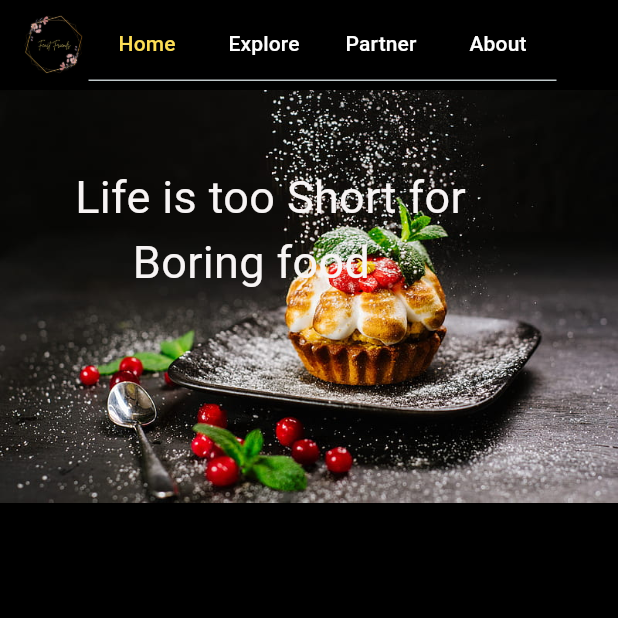
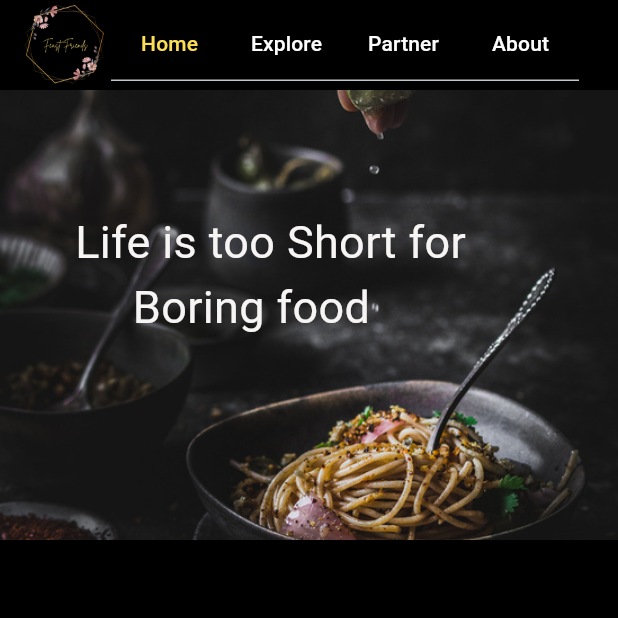
Before and after one commit to vanshika704/feast__friends, a Flutter app: the MainPage screen opened by its route, on a phone screen of 412 x 824 dp, the top half of it. Run offline on Flutter 3.47's test engine with Material 3 defaults, Android fonts, the phone set to English and light mode, and no system bars; our stand-ins replace firebase_auth, firebase_core, font_awesome_flutter, get, google_fonts, google_sign_in; accounts and stored records are empty.

Commit message:
complete till image

```diff
--- a/lib/Page2.dart
+++ b/lib/Page2.dart
@@ -22,8 +22,8 @@ class _MainPageState extends State<MainPage> {
             children: [
               Image.asset(
                 "assets/logo.png",
-                height: 50,
-                width: 40,
+                height: 65, // Increased height by 15 pixels
+                width: 55, // Increased width by 15 pixels
               ),
               const SizedBox(width: 3),
               SizedBox(
@@ -61,11 +61,13 @@ class _MainPageState extends State<MainPage> {
                   Stack(
                     children: [
                       Image.asset(
-                        'assets/food1.jpg',
+                        'assets/food7.jpg',
                         fit: BoxFit.cover,
+                        height: 300,
+                        width: 500,
                       ),
                       Positioned(
-                        top: 50,
+                        top: 80,
                         left: 50,
                         child: Text(
                           "Life is too Short for \n     Boring food",
```
Also changed, not shown: assets/food3.jpg (added), assets/food4.jpeg (added), assets/food6.jpeg (added), assets/food7.jpg (added), 1 other file.
